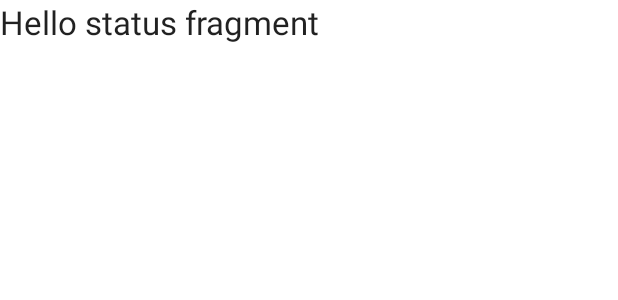
After one commit to elijahmurimi40/Tab-Experiment, an Android app: the layout fragment_tab2.xml on its own in the app's theme, with its tools: preview values and no code run, on a phone screen of 412 x 824 dp. The commit adds this screen. Shown: the top 300 px of the screen. Run offline under Robolectric (Android 15) with nearby library versions, the phone set to English and light mode, and no system bars.

Commit message:
Add Fragments and layouts for the fragments

```diff
--- a/app/build.gradle
+++ b/app/build.gradle
@@ -31,6 +31,7 @@ dependencies {
     implementation 'androidx.appcompat:appcompat:1.1.0'
     implementation 'androidx.core:core-ktx:1.2.0'
     implementation 'androidx.constraintlayout:constraintlayout:1.1.3'
+    implementation 'androidx.legacy:legacy-support-v4:1.0.0'
     testImplementation 'junit:junit:4.12'
     androidTestImplementation 'androidx.test.ext:junit:1.1.1'
     androidTestImplementation 'androidx.test.espresso:espresso-core:3.2.0'
--- /dev/null
+++ b/app/src/main/res/layout/fragment_tab2.xml
@@ -0,0 +1,14 @@
+<?xml version="1.0" encoding="utf-8"?>
+<RelativeLayout xmlns:android="http://schemas.android.com/apk/res/android"
+    xmlns:tools="http://schemas.android.com/tools"
+    android:layout_width="match_parent"
+    android:layout_height="match_parent"
+    tools:context=".ui.tabfragment2.TabFragment2">
+
+    <TextView
+        android:layout_width="match_parent"
+        android:layout_height="match_parent"
+        android:text="@string/hello_status_fragment"
+        android:textAppearance="?android:attr/textAppearanceLarge" />
+
+</RelativeLayout>
--- a/app/src/main/res/values/strings.xml
+++ b/app/src/main/res/values/strings.xml
@@ -1,3 +1,12 @@
 <resources>
     <string name="app_name">Tab Experiment</string>
+
+    <!-- Tab Fragment1 -->
+    <string name="hello_chats_fragment">Hello chats fragment</string>
+
+    <!-- Tab Fragment2 -->
+    <string name="hello_status_fragment">Hello status fragment</string>
+
+    <!-- Tab Fragment2 -->
+    <string name="hello_calls_fragment">Hello calls fragment</string>
 </resources>
```
Also changed, not shown: app/src/main/java/com/fortie40/tabexperiment/ui/tabfragment1/TabFragment1.kt (added, +24 -0 lines), app/src/main/java/com/fortie40/tabexperiment/ui/tabfragment2/TabFragment2.kt (added, +24 -0 lines), app/src/main/java/com/fortie40/tabexperiment/ui/tabfragment3/TabFragment3.kt (added, +24 -0 lines), app/src/main/res/layout/fragment_tab1.xml (added, +14 -0 lines), app/src/main/res/layout/fragment_tab3.xml (added, +14 -0 lines).
